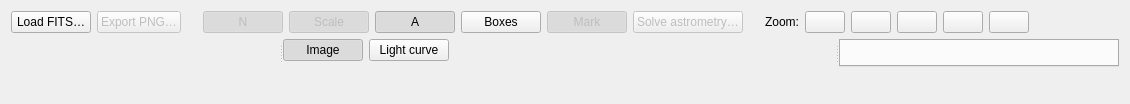
Old version of the form nightscribe/gui/ui/ufe_dialog.ui in the repository irydeo/nightscribe.
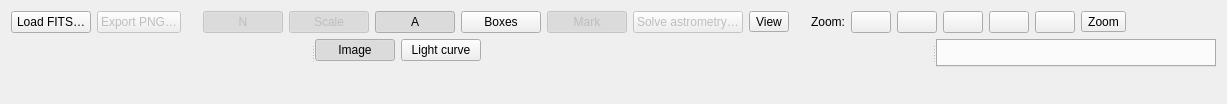
New version of the form.

Commit message: layout: the top bar keeps the daily actions and opens two doors (U2)

Diff of the .ui file:
```diff
--- a/nightscribe/gui/ui/ufe_dialog.ui
+++ b/nightscribe/gui/ui/ufe_dialog.ui
@@ -26,6 +26,7 @@
       <item><widget class="QPushButton" name="btn_boxes"><property name="text"><string>Boxes</string></property><property name="toolTip"><string>Metadata corner boxes: object, date, position, brightness, observer, equipment and plate scale (on screen and in the exported PNG)</string></property><property name="checkable"><bool>true</bool></property><property name="checked"><bool>false</bool></property></widget></item>
       <item><widget class="QPushButton" name="btn_mark"><property name="text"><string>Mark</string></property><property name="toolTip"><string>Object mark: where the attached object sits on the plate (needs a WCS; on screen and in the exported PNG)</string></property><property name="enabled"><bool>false</bool></property><property name="checkable"><bool>true</bool></property><property name="checked"><bool>true</bool></property></widget></item>
      <item><widget class="QPushButton" name="btn_solve"><property name="text"><string>Solve astrometry…</string></property><property name="toolTip"><string>Blind-solve the plate with Astrometry.net (the file on disk is never modified)</string></property><property name="enabled"><bool>false</bool></property></widget></item>
+     <item><widget class="QToolButton" name="btn_view"><property name="toolTip"><string>What is drawn over the plate: the north arrow, the scale bar, the saved annotations, the metadata boxes and the object's mark. They are view switches, not actions, so they live together</string></property><property name="text"><string>View</string></property><property name="popupMode"><enum>QToolButton::InstantPopup</enum></property></widget></item>
       <item><spacer name="hsp_bar2"><property name="orientation"><enum>Qt::Horizontal</enum></property><property name="sizeType"><enum>QSizePolicy::Fixed</enum></property><property name="sizeHint" stdset="0"><size><width>16</width><height>20</height></size></property></spacer></item>
      <item><widget class="QLabel" name="lbl_zoom_hint"><property name="text"><string>Zoom:</string></property></widget></item>
      <item><widget class="QPushButton" name="btn_zoom_fit"><property name="text"><string/></property></widget></item>
@@ -33,6 +34,7 @@
      <item><widget class="QPushButton" name="btn_zoom_100"><property name="text"><string/></property></widget></item>
      <item><widget class="QPushButton" name="btn_zoom_200"><property name="text"><string/></property></widget></item>
      <item><widget class="QPushButton" name="btn_zoom_400"><property name="text"><string/></property></widget></item>
+     <item><widget class="QToolButton" name="btn_zoom_more"><property name="toolTip"><string>The other zoom factors (50 %, 200 %, 400 %). Fit and 100 % stay in the bar because they are the two that are used all the time; the wheel and the presets zoom further</string></property><property name="text"><string>Zoom</string></property><property name="popupMode"><enum>QToolButton::InstantPopup</enum></property></widget></item>
      <item><widget class="QLabel" name="lbl_zoom"><property name="text"><string/></property><property name="toolTip"><string>Current zoom: 100 % is one plate pixel per screen pixel</string></property><property name="minimumSize"><size><width>44</width><height>0</height></size></property></widget></item>
      <item><spacer name="hsp_bar_end"><property name="orientation"><enum>Qt::Horizontal</enum></property><property name="sizeHint" stdset="0"><size><width>40</width><height>20</height></size></property></spacer></item>
     </layout>
```
The commit also changes 7 other files.
